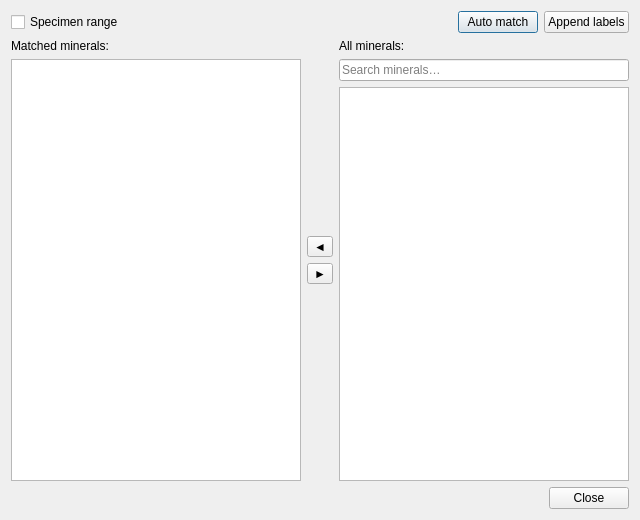
Parthasarathi-Ghosh/MudLab2, file src/mudlab/ui/match_minerals.ui: the form before one commit.
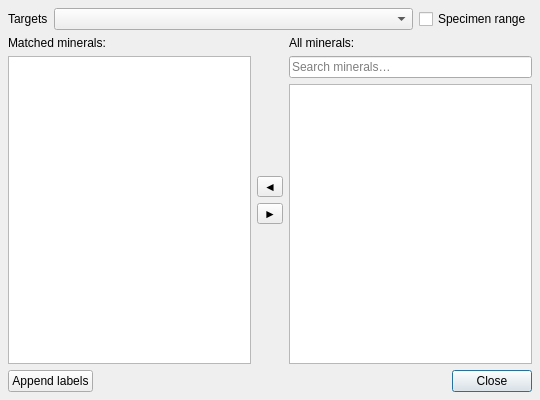
The form after the commit.

Commit message: Match Minerals: grow the target peaks inside the dialog

What changed in the file:
```diff
--- a/src/mudlab/ui/match_minerals.ui
+++ b/src/mudlab/ui/match_minerals.ui
@@ -6,16 +6,57 @@
    <rect>
     <x>0</x>
     <y>0</y>
-    <width>640</width>
-    <height>520</height>
+    <width>540</width>
+    <height>400</height>
    </rect>
   </property>
   <property name="windowTitle">
    <string>Match minerals</string>
   </property>
   <layout class="QVBoxLayout" name="dialogLayout">
+   <property name="spacing">
+    <number>6</number>
+   </property>
+   <property name="leftMargin">
+    <number>8</number>
+   </property>
+   <property name="topMargin">
+    <number>8</number>
+   </property>
+   <property name="rightMargin">
+    <number>8</number>
+   </property>
+   <property name="bottomMargin">
+    <number>8</number>
+   </property>
    <item>
     <layout class="QHBoxLayout" name="box_targets">
+     <item>
+      <widget class="QLabel" name="lbl_targets">
+       <property name="text">
+        <string>Targets</string>
+       </property>
+       <property name="buddy">
+        <cstring>cmb_targets</cstring>
+       </property>
+      </widget>
+     </item>
+     <item>
+      <widget class="QComboBox" name="cmb_targets">
+       <property name="sizePolicy">
+        <sizepolicy hsizetype="Expanding" vsizetype="Fixed">
+         <horstretch>1</horstretch>
+         <verstretch>0</verstretch>
+        </sizepolicy>
+       </property>
+       <property name="toolTip">
+        <string>The peaks the minerals are scored against. Tick or untick peaks to change them; the scores update at once.</string>
+       </property>
+       <property name="maxVisibleItems">
+        <number>16</number>
+       </property>
+      </widget>
+     </item>
      <item>
       <widget class="QCheckBox" name="chk_use_specimen_range">
        <property name="text">
@@ -23,33 +64,6 @@
        </property>
       </widget>
      </item>
-     <item>
-      <spacer name="targetsSpacer">
-       <property name="orientation">
-        <enum>Qt::Horizontal</enum>
-       </property>
-       <property name="sizeHint" stdset="0">
-        <size>
-         <width>0</width>
-         <height>20</height>
-        </size>
-       </property>
-      </spacer>
-     </item>
-     <item>
-      <widget class="QPushButton" name="btn_auto_match">
-       <property name="text">
-        <string>Auto match</string>
-       </property>
-      </widget>
-     </item>
-     <item>
-      <widget class="QPushButton" name="btn_apply">
-       <property name="text">
-        <string>Append labels</string>
-       </property>
-      </widget>
-     </item>
     </layout>
    </item>
    <item>
@@ -162,11 +176,31 @@
     </layout>
    </item>
    <item>
-    <widget class="QDialogButtonBox" name="buttonBox">
-     <property name="standardButtons">
-      <set>QDialogButtonBox::Close</set>
-     </property>
-    </widget>
+    <layout class="QHBoxLayout" name="bottomRow">
+     <item>
+      <widget class="QPushButton" name="btn_apply">
+       <property name="toolTip">
+        <string>Add the selected mineral's abbreviation to the label of every target peak.</string>
+       </property>
+       <property name="text">
+        <string>Append labels</string>
+       </property>
+       <property name="autoDefault">
+        <bool>false</bool>
+       </property>
+       <property name="default">
+        <bool>false</bool>
+       </property>
+      </widget>
+     </item>
+     <item>
+      <widget class="QDialogButtonBox" name="buttonBox">
+       <property name="standardButtons">
+        <set>QDialogButtonBox::Close</set>
+       </property>
+      </widget>
+     </item>
+    </layout>
    </item>
   </layout>
  </widget>
```
The commit also changes 14 other files.
